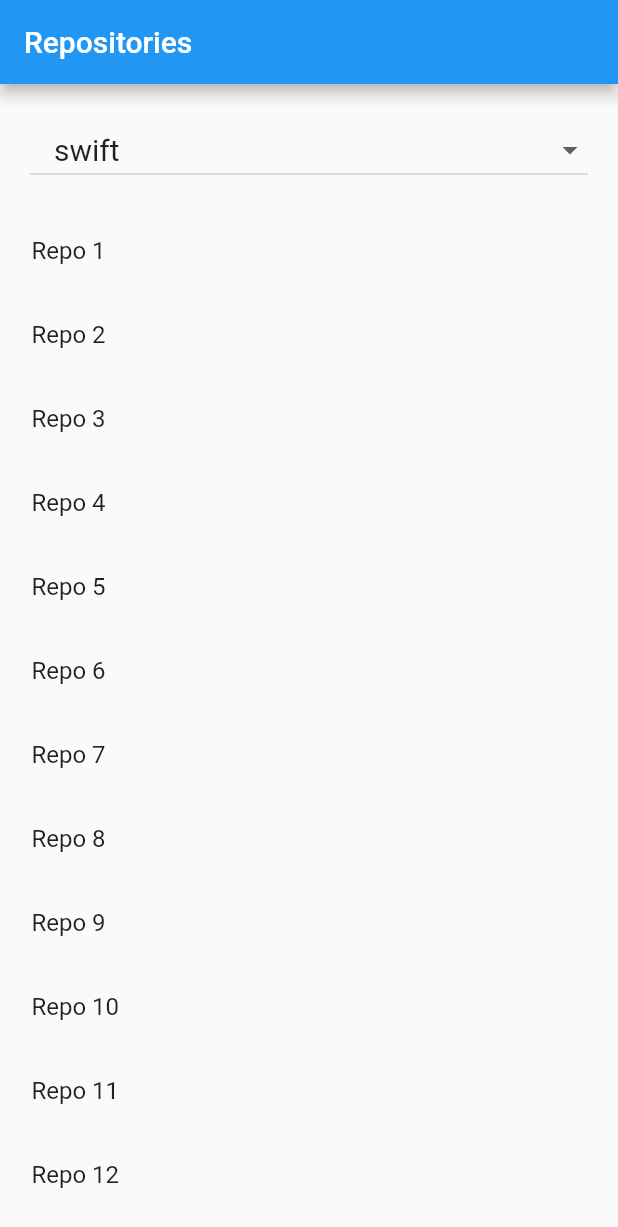
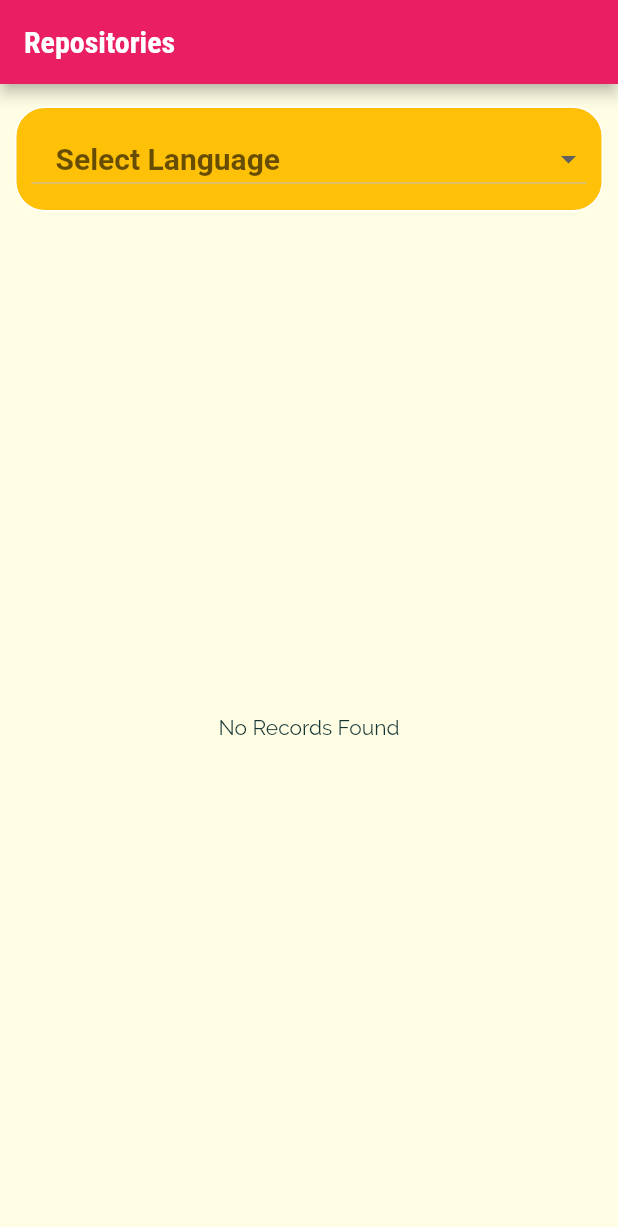
Before and after one commit to Ramakrishna530/GitHub_Flutter, a Flutter app: the screen it shows after launch, on a phone screen of 412 x 824 dp. Shown: the top 1227 px of the screen. Run offline on Flutter 3.47's test engine with Material 2 defaults, Android fonts, the phone set to English and light mode, and no system bars; drawn by our look-alikes of dropdown_button2.

Commit message:
-  Added Fonts - Updated global theme data - Added Routes in the material app

```diff
--- a/lib/main.dart
+++ b/lib/main.dart
@@ -1,6 +1,6 @@
 import 'package:flutter/material.dart';
 
-import 'widgets/repo_list.dart';
+import 'screens/repositories_screen.dart';
 
 void main() {
   runApp(const MyApp());
@@ -24,8 +24,26 @@ class MyApp extends StatelessWidget {
           // or simply save your changes to "hot reload" in a Flutter IDE).
           // Notice that the counter didn't reset back to zero; the application
           // is not restarted.
-          primarySwatch: Colors.blue,
+          colorScheme: ColorScheme.fromSwatch(primarySwatch: Colors.pink)
+              .copyWith(secondary: Colors.amber),
+          canvasColor: const Color.fromRGBO(255, 254, 229, 1),
+          fontFamily: "Raleway",
+          textTheme: ThemeData.light().textTheme.copyWith(
+                bodyText1: const TextStyle(
+                  color: Color.fromRGBO(20, 51, 51, 1),
+                ),
+                bodyText2: const TextStyle(
+                  color: Color.fromRGBO(20, 51, 51, 1),
+                ),
+                headline6: const TextStyle(
+                  fontSize: 20,
+                  fontFamily: "RobotoCondensed",
+                  fontWeight: FontWeight.bold,
+                ),
+              ),
         ),
-        home: const RepoList(),
+        routes: {
+          "/": (context) => const RepositoriesScreen(),
+        },
       );
 }
--- /dev/null
+++ b/lib/screens/repositories_screen.dart
@@ -0,0 +1,65 @@
+import 'package:flutter/material.dart';
+
+import '../widgets/drop_down.dart';
+
+class RepositoriesScreen extends StatefulWidget {
+  const RepositoriesScreen({super.key});
+
+  @override
+  State<RepositoriesScreen> createState() => _RepositoriesScreenState();
+}
+
+class _RepositoriesScreenState extends State<RepositoriesScreen> {
+  final List<String> _languages = [
+    "Dart",
+    "Java",
+    "JavaScript",
+    "Kotlin",
+    "PHP",
+    "Python",
+    "Ruby",
+    "Swift",
+    "TypeScript",
+  ];
+  String? _selectedLanguage;
+  List<String> repositories = [];
+
+  void _didSelectItem(String item) {
+    setState(() {
+      _selectedLanguage = item;
+      repositories = List<String>.generate(100, (index) => "Repo ${index + 1}");
+    });
+  }
+
+  @override
+  Widget build(BuildContext context) => Scaffold(
+        appBar: AppBar(
+          title: const Text("Repositories"),
+        ),
+        body: Container(
+          margin: const EdgeInsets.symmetric(vertical: 5, horizontal: 10),
+          child: Column(
+            children: [
+              DropDown(
+                items: _languages,
+                didSelectItemHandler: _didSelectItem,
+                dropdownValue: _selectedLanguage,
+              ),
+              Expanded(
+                child: repositories.isNotEmpty
+                    ? ListView.builder(
+                        shrinkWrap: true,
+                        itemCount: repositories.length,
+                        itemBuilder: (context, index) => ListTile(
+                          title: Text(repositories[index]),
+                        ),
+                      )
+                    : const Center(
+                        child: Text("No Records Found"),
+                      ),
+              ),
+            ],
+          ),
+        ),
+      );
+}
--- a/lib/widgets/drop_down.dart
+++ b/lib/widgets/drop_down.dart
@@ -1,42 +1,52 @@
 import 'package:dropdown_button2/dropdown_button2.dart';
 import 'package:flutter/material.dart';
 
-class DropDown extends StatefulWidget {
-  List<String> items;
+class DropDown extends StatelessWidget {
+  final String? dropdownValue;
+  final List<String> items;
+  final Function didSelectItemHandler;
 
-  DropDown(this.items, {super.key});
+  const DropDown(
+      {required this.items,
+      required this.didSelectItemHandler,
+      this.dropdownValue,
+      super.key});
 
   @override
-  State<DropDown> createState() => _DropDownState();
-}
-
-class _DropDownState extends State<DropDown> {
-  String dropdownValue = "swift";
-  @override
-  Widget build(BuildContext context) => DropdownButton2(
+  Widget build(BuildContext context) => Container(
+        margin: const EdgeInsets.only(top: 10, bottom: 10),
+        padding: const EdgeInsets.all(10),
+        decoration: BoxDecoration(
+          color: Theme.of(context).colorScheme.secondary,
+          borderRadius: BorderRadius.circular(20),
+          border: Border.all(
+            color: Colors.white,
+            width: 1,
+          ),
+        ),
+        child: DropdownButton2(
           isExpanded: true,
           hint: Text(
-          'Select Item',
+            "Select Language",
             style: TextStyle(
-            fontSize: 14,
+              fontSize: 20,
+              fontWeight: FontWeight.bold,
               color: Theme.of(context).hintColor,
             ),
           ),
-        items: widget.items
+          items: items
               .map((item) => DropdownMenuItem<String>(
                     value: item,
                     child: Text(
                       item,
-                    style: const TextStyle(
-                        fontSize: 20, fontWeight: FontWeight.normal),
+                      style: Theme.of(context).textTheme.headline6,
                     ),
                   ))
               .toList(),
           value: dropdownValue,
-        onChanged: (value) {
-          setState(() {
-            dropdownValue = value as String;
-          });
+          onChanged: (value) async {
+            didSelectItemHandler(value);
           },
+        ),
       );
 }
--- a/lib/widgets/repo_list.dart
+++ /dev/null
@@ -1,55 +0,0 @@
-import 'package:flutter/material.dart';
-
-import 'drop_down.dart';
-
-class RepoList extends StatefulWidget {
-  const RepoList({super.key});
-
-  @override
-  State<RepoList> createState() => _RepoListState();
-}
-
-class _RepoListState extends State<RepoList> {
-  String appBarTitle = "Repositories";
-  List<String> repositories = List<String>.generate(
-      100,
-      (index) => "Repo "
-          "${index + 1}");
-  TextEditingController searchEditingController = TextEditingController();
-
-  @override
-  Widget build(BuildContext context) => Scaffold(
-      appBar: AppBar(
-        title: Text(appBarTitle),
-      ),
-      body: Container(
-        margin: const EdgeInsets.all(5),
-        child: Column(
-          children: [
-            Padding(
-              padding: const EdgeInsets.all(15),
-              child: DropDown(
-                const [
-                  "swift",
-                  "kotlin",
-                  "dart",
-                  "swift2",
-                  "kotlin2",
-                  "dart2",
-                  "swift3",
-                  "kotlin3",
-                  "dart3",
-                ],
-              ),
-            ),
-            Expanded(
-                child: ListView.builder(
-                    shrinkWrap: true,
-                    itemCount: repositories.length,
-                    itemBuilder: (context, index) => ListTile(
-                          title: Text(repositories[index]),
-                        )))
-          ],
-        ),
-      ));
-}
```
Also changed, not shown: pubspec.yaml (+17 -11 lines), assets/fonts/Raleway-Black.ttf (added), assets/fonts/Raleway-Bold.ttf (added), assets/fonts/Raleway-Regular.ttf (added), assets/fonts/RobotoCondensed-Bold.ttf (added), assets/fonts/RobotoCondensed-Italic.ttf (added), assets/fonts/RobotoCondensed-Light.ttf (added), assets/fonts/RobotoCondensed-Regular.ttf (added). Lines whose indentation alone changed are shown as unchanged.
